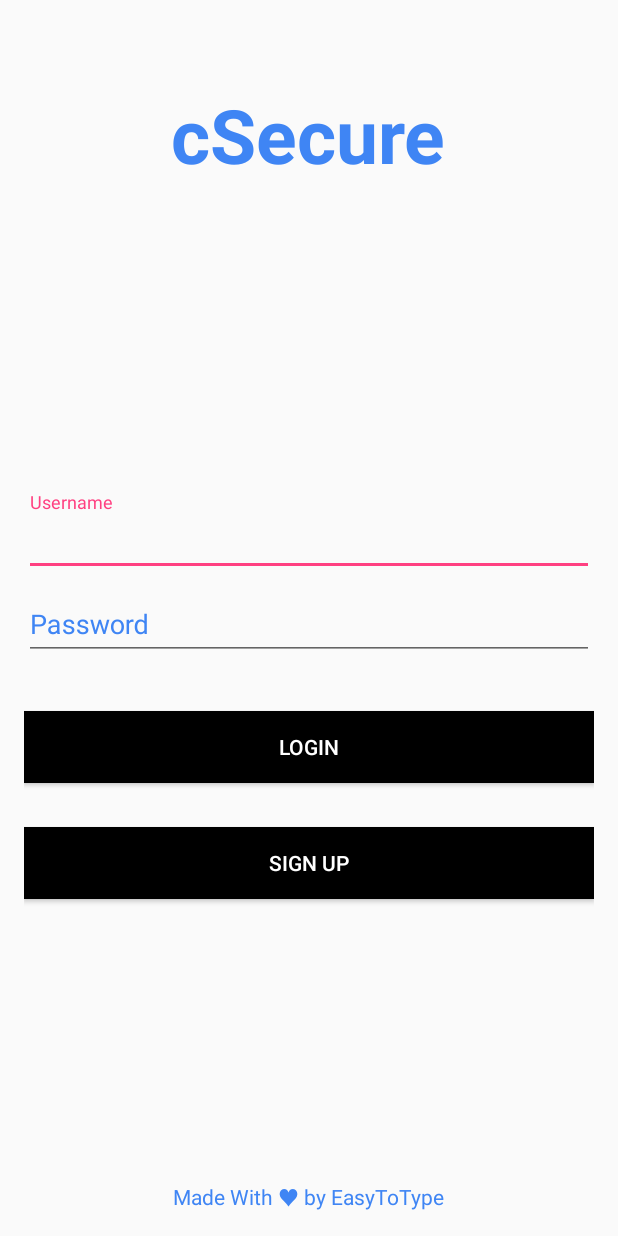
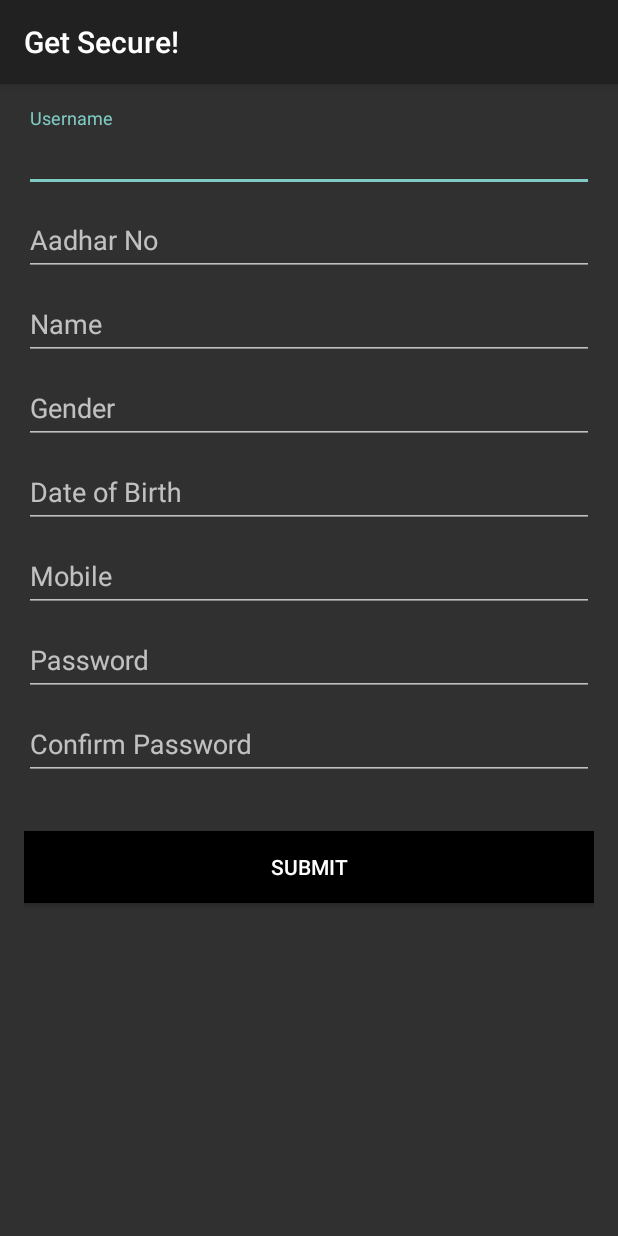
Before and after one commit to lakshmanaram/cSecure, an Android app: the screen it shows after launch (LoginActivity before the commit, SignUp after it), after a tap on "SIGN UP", on a phone screen of 412 x 824 dp. Run offline under Robolectric (Android 15) with nearby library versions, the phone set to English and light mode, and no system bars.

Commit message:
adds Sign Up activity

```diff
--- a/app/src/main/AndroidManifest.xml
+++ b/app/src/main/AndroidManifest.xml
@@ -16,14 +16,19 @@
 
         <receiver android:name=".NotificationPublisher"/>
 
-        <activity android:name=".LoginActivity"
-                  android:theme="@style/AppTheme.NoActionBar">
+        <activity
+            android:name=".LoginActivity"
+            android:theme="@style/AppTheme.NoActionBar">
             <intent-filter>
                 <action android:name="android.intent.action.MAIN"/>
 
                 <category android:name="android.intent.category.LAUNCHER"/>
             </intent-filter>
         </activity>
+        <activity android:name=".SignUp"
+                  android:theme="@style/Theme.AppCompat"
+                    android:label="@string/signup9">
+        </activity>
     </application>
 
 </manifest>
--- a/app/src/main/java/com/example/adarsh/notificationapplication/LoginActivity.java
+++ b/app/src/main/java/com/example/adarsh/notificationapplication/LoginActivity.java
@@ -1,6 +1,8 @@
 package com.example.adarsh.notificationapplication;
 
+import android.content.Context;
 import android.content.Intent;
+import android.content.SharedPreferences;
 import android.support.annotation.NonNull;
 import android.support.annotation.Nullable;
 import android.support.v7.app.AppCompatActivity;
@@ -8,17 +10,33 @@ import android.os.Bundle;
 import android.view.View;
 import android.widget.Button;
 
+import java.util.Objects;
+
 public class LoginActivity extends AppCompatActivity {
 
+    final static String UNAME = "username";
+    final static String PASS = "password";
     @Override
     protected void onCreate(Bundle savedInstanceState) {
         super.onCreate(savedInstanceState);
         setContentView(R.layout.activity_login);
+
+        SharedPreferences prefs = getSharedPreferences("user",Context.MODE_PRIVATE);
+        String username = prefs.getString(UNAME, "default");
+        if(!username.equals("default")){
+            startActivity(new Intent(getApplicationContext(),MainActivity.class));
+        }
         Button login = (Button) findViewById(R.id.login);
         assert login != null;
         login.setOnClickListener(new View.OnClickListener() {
             @Override
             public void onClick(View v) {
+                String username = "",password = "";
+                SharedPreferences share = getSharedPreferences("user", Context.MODE_PRIVATE);
+                SharedPreferences.Editor editor = share.edit();
+                editor.putString(UNAME, username);
+                editor.putString(PASS, password);
+                editor.apply();
                 startActivity(new Intent(getApplicationContext(),MainActivity.class));
             }
         });
@@ -27,7 +45,7 @@ public class LoginActivity extends AppCompatActivity {
         signup.setOnClickListener(new View.OnClickListener() {
             @Override
             public void onClick(View v) {
-               // startActivity(new Intent(getApplicationContext(),));
+               startActivity(new Intent(getApplicationContext(),SignUp.class));
             }
         });
     }
--- /dev/null
+++ b/app/src/main/java/com/example/adarsh/notificationapplication/SignUp.java
@@ -0,0 +1,26 @@
+package com.example.adarsh.notificationapplication;
+
+import android.content.Intent;
+import android.support.v7.app.AppCompatActivity;
+import android.os.Bundle;
+import android.view.View;
+import android.widget.Button;
+import android.widget.Toast;
+
+public class SignUp extends AppCompatActivity {
+
+    @Override
+    protected void onCreate(Bundle savedInstanceState) {
+        super.onCreate(savedInstanceState);
+        setContentView(R.layout.activity_sign_up);
+        Button signup = (Button) findViewById(R.id.signupSubmit);
+        assert signup!=null;
+        signup.setOnClickListener(new View.OnClickListener() {
+            @Override
+            public void onClick(View v) {
+                Toast.makeText(getApplicationContext(),"Submitted Successfully",Toast.LENGTH_LONG).show();
+                startActivity(new Intent(getApplicationContext(),LoginActivity.class));
+            }
+        });
+    }
+}
--- /dev/null
+++ b/app/src/main/res/layout/activity_sign_up.xml
@@ -0,0 +1,148 @@
+<?xml version="1.0" encoding="utf-8"?>
+<LinearLayout
+    xmlns:android="http://schemas.android.com/apk/res/android"
+    xmlns:tools="http://schemas.android.com/tools"
+    android:layout_width="match_parent"
+    android:layout_height="match_parent"
+    android:orientation="vertical"
+    android:paddingBottom="@dimen/activity_vertical_margin"
+    android:paddingLeft="@dimen/activity_horizontal_margin"
+    android:paddingRight="@dimen/activity_horizontal_margin"
+    android:paddingTop="@dimen/activity_vertical_margin"
+    tools:context="com.example.adarsh.notificationapplication.SignUp">
+
+    <android.support.design.widget.TextInputLayout
+        android:layout_width="fill_parent"
+        android:layout_height="wrap_content">
+
+        <EditText
+            android:layout_width="match_parent"
+            android:layout_height="wrap_content"
+            android:layout_alignParentLeft="true"
+            android:layout_alignParentStart="true"
+            android:layout_centerVertical="true"
+            android:hint="@string/signup1"/>
+    </android.support.design.widget.TextInputLayout>
+
+    <android.support.design.widget.TextInputLayout
+        android:layout_width="fill_parent"
+        android:layout_height="wrap_content">
+
+        <EditText
+            android:layout_width="match_parent"
+            android:layout_height="wrap_content"
+            android:layout_alignParentLeft="true"
+            android:layout_alignParentStart="true"
+            android:layout_centerVertical="true"
+            android:hint="@string/signup2"/>
+    </android.support.design.widget.TextInputLayout>
+
+    <android.support.design.widget.TextInputLayout
+        android:layout_width="fill_parent"
+        android:layout_height="wrap_content"
+        >
+
+        <EditText
+            android:layout_width="match_parent"
+            android:layout_height="wrap_content"
+
+
+            android:layout_alignParentLeft="true"
+            android:layout_alignParentStart="true"
+            android:layout_centerVertical="true"
+            android:hint="@string/signup3"/>
+    </android.support.design.widget.TextInputLayout>
+
+    <android.support.design.widget.TextInputLayout
+        android:layout_width="fill_parent"
+        android:layout_height="wrap_content"
+        >
+
+        <EditText
+            android:layout_width="match_parent"
+            android:layout_height="wrap_content"
+
+
+            android:layout_alignParentLeft="true"
+            android:layout_alignParentStart="true"
+            android:layout_centerVertical="true"
+            android:hint="@string/signup4"/>
+    </android.support.design.widget.TextInputLayout>
+
+    <android.support.design.widget.TextInputLayout
+        android:layout_width="fill_parent"
+        android:layout_height="wrap_content"
+        >
+
+        <EditText
+            android:layout_width="match_parent"
+            android:layout_height="wrap_content"
+
+            android:layout_alignParentLeft="true"
+
+            android:layout_alignParentStart="true"
+            android:layout_centerVertical="true"
+            android:hint="@string/signup5"
+            android:inputType="date"/>
+    </android.support.design.widget.TextInputLayout>
+
+    <android.support.design.widget.TextInputLayout
+        android:layout_width="fill_parent"
+        android:layout_height="wrap_content"
+        >
+
+        <EditText
+            android:layout_width="match_parent"
+            android:layout_height="wrap_content"
+
+
+            android:layout_alignParentLeft="true"
+            android:layout_alignParentStart="true"
+            android:layout_centerVertical="true"
+            android:hint="@string/signup6"
+            android:inputType="phone"/>
+    </android.support.design.widget.TextInputLayout>
+
+    <android.support.design.widget.TextInputLayout
+        android:layout_width="fill_parent"
+        android:layout_height="wrap_content"
+        >
+
+        <EditText
+            android:layout_width="match_parent"
+            android:layout_height="wrap_content"
+
+            android:layout_alignParentLeft="true"
+
+            android:layout_alignParentStart="true"
+            android:layout_centerVertical="true"
+            android:hint="@string/signup7"
+            android:inputType="textPassword"/>
+    </android.support.design.widget.TextInputLayout>
+
+    <android.support.design.widget.TextInputLayout
+        android:layout_width="fill_parent"
+        android:layout_height="wrap_content"
+        >
+
+        <EditText
+            android:layout_width="match_parent"
+            android:layout_height="wrap_content"
+
+            android:layout_alignParentLeft="true"
+
+            android:layout_alignParentStart="true"
+            android:layout_centerVertical="true"
+            android:hint="@string/signup8"
+            android:inputType="textPassword"/>
+    </android.support.design.widget.TextInputLayout>
+
+    <Button
+        android:id="@+id/signupSubmit"
+        android:layout_width="match_parent"
+        android:layout_height="wrap_content"
+        android:layout_marginTop="34dp"
+        android:background="#000000"
+        android:text="Submit"
+        android:textColor="#ffffff"/>
+</LinearLayout>
--- a/app/src/main/res/values/strings.xml
+++ b/app/src/main/res/values/strings.xml
@@ -1,4 +1,13 @@
 <resources>
     <string name="app_name">Notification Application</string>
     <string name="action_settings">Settings</string>
+    <string name="signup1">Username</string>
+    <string name="signup2">Aadhar No</string>
+    <string name="signup3">Name</string>
+    <string name="signup4">Gender</string>
+    <string name="signup5">Date of Birth</string>
+    <string name="signup6">Mobile</string>
+    <string name="signup7">Password</string>
+    <string name="signup8">Confirm Password</string>
+    <string name="signup9">Get Secure!</string>
 </resources>
```
